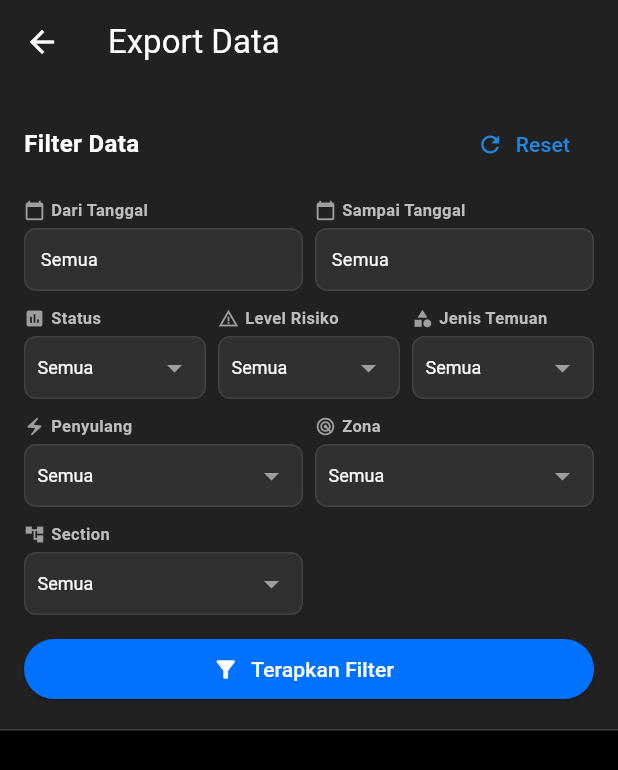
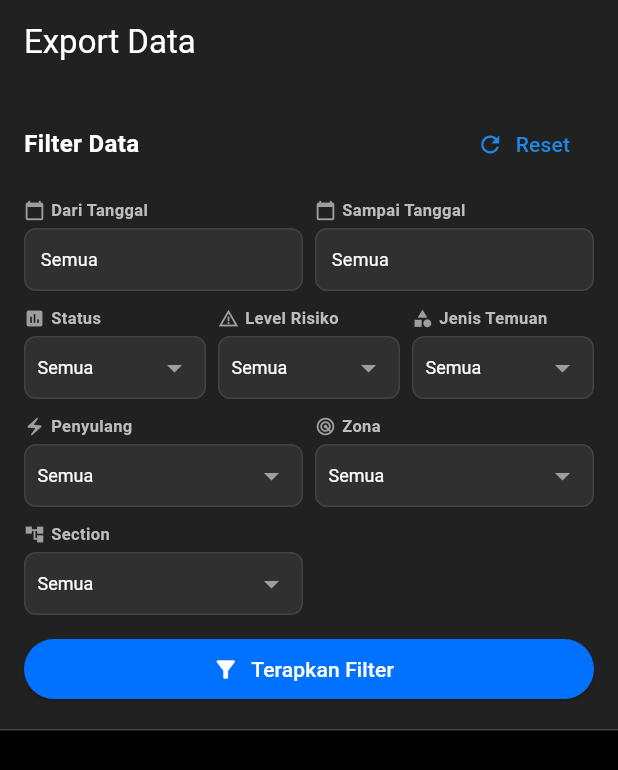
Before and after one commit to aarif29/elsafe, a Flutter app: the ExportTemuanScreen screen opened directly, on a phone screen of 412 x 824 dp. Shown: the top 770 px of the screen. Run offline on Flutter 3.47's test engine with Material 3 defaults, Android fonts, the phone set to English and light mode, and no system bars; our stand-ins replace file_picker, flutter_map, geocoding, geolocator, latlong2, logger and 5 more; accounts and stored records are empty.

Commit message:
fix: export data tampilkan navbar dengan integrasi ke IndexedStack
ExportTemuanScreen sebelumnya dibuka via Navigator.push sehingga
MainShell (beserta bottom navbar) tertutup sepenuhnya. Sekarang
diintegrasikan ke IndexedStack (stackIndex 6) mengikuti pola
PanduanPenggunaanScreen — openExport() set state _showExport,
closeExport() lewat onBack callback di AppBar, dan FAB disembunyikan
saat layar export aktif.

Co-Authored-By: Claude Sonnet 4.6 <noreply@anthropic.com>

```diff
--- a/lib/Screen/export_temuan.dart
+++ b/lib/Screen/export_temuan.dart
@@ -9,7 +9,9 @@ import '../utils/export_temuan_filter.dart';
 import '../utils/pdf_generator.dart';
 
 class ExportTemuanScreen extends StatefulWidget {
-  const ExportTemuanScreen({super.key});
+  final VoidCallback? onBack;
+
+  const ExportTemuanScreen({super.key, this.onBack});
 
   @override
   State<ExportTemuanScreen> createState() => _ExportTemuanScreenState();
@@ -209,7 +211,17 @@ class _ExportTemuanScreenState extends State<ExportTemuanScreen> {
   Widget build(BuildContext context) {
     return Scaffold(
       backgroundColor: context.bgColor,
-      appBar: AppBar(title: const Text('Export Data')),
+      appBar: AppBar(
+        title: const Text('Export Data'),
+        automaticallyImplyLeading: false,
+        leading: widget.onBack == null
+            ? null
+            : IconButton(
+                icon: const Icon(Icons.arrow_back),
+                onPressed: widget.onBack,
+                tooltip: 'Kembali',
+              ),
+      ),
       body:
           _isLoading
               ? const Center(child: CircularProgressIndicator())
```
Also changed, not shown: lib/Screen/main_shell.dart (+13 -6 lines).
